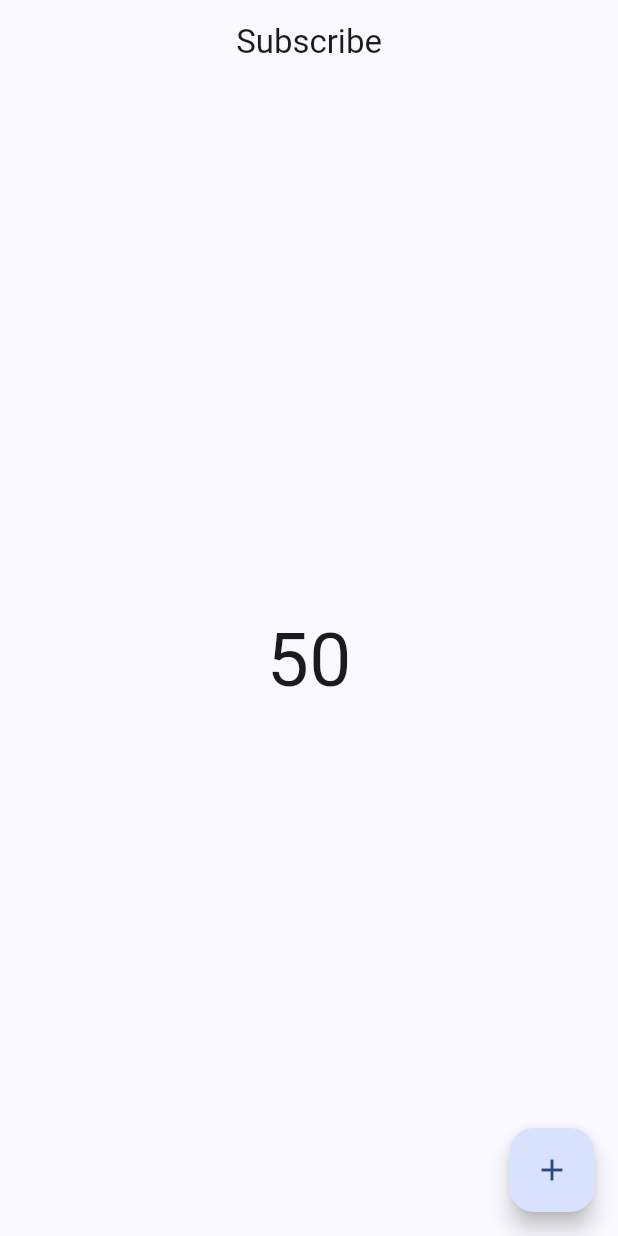
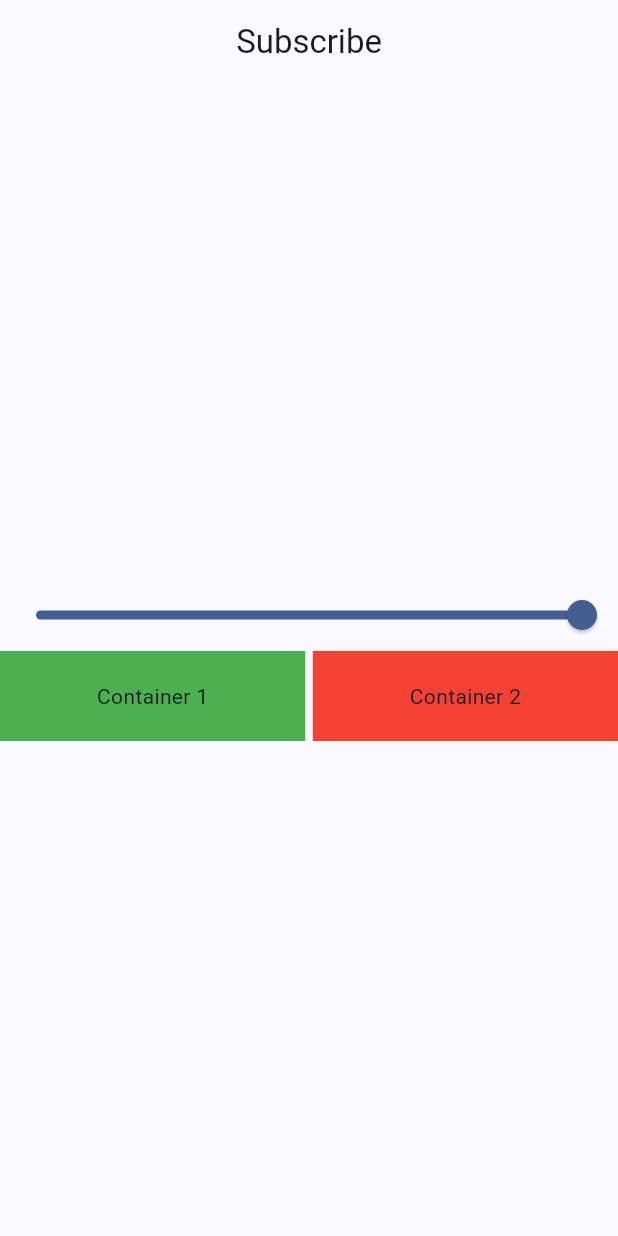
Before and after one commit to shahadat-coder/Provider-State-Management, a Flutter app: the first screen one second after launch, on a phone screen of 412 x 824 dp. Run offline on Flutter 3.47's test engine with Material 3 defaults, Android fonts, the phone set to English and light mode, and no system bars.

Commit message:
Multi provider in flutter

```diff
--- a/lib/main.dart
+++ b/lib/main.dart
@@ -1,7 +1,8 @@
 import 'package:flutter/material.dart';
 import 'package:provider/provider.dart';
 import 'package:provider_state_management/provider/count_provider.dart';
-import 'package:provider_state_management/screens/count_example.dart';
+import 'package:provider_state_management/provider/example_one_provider.dart';
+import 'package:provider_state_management/screens/example_one.dart';
 
 
 void main() {
@@ -14,8 +15,11 @@ class MyApp extends StatelessWidget {
 
   @override
   Widget build(BuildContext context) {
-    return ChangeNotifierProvider(
-        create:(_)=> CounterProvider(),
+    return MultiProvider(
+      providers: [
+        ChangeNotifierProvider(create: (_)=> CounterProvider()),
+        ChangeNotifierProvider(create: (_)=> ExampleOneProvider()),
+      ],
       child: MaterialApp(
         debugShowCheckedModeBanner: false,
         title: 'Flutter Demo',
@@ -23,7 +27,7 @@ class MyApp extends StatelessWidget {
           colorScheme: ColorScheme.fromSeed(seedColor: Colors.blueAccent),
           useMaterial3: true,
         ),
-        home:  const CountExample(),
+        home:  const ExampleOneScreen(),
       ),
     );
 
--- /dev/null
+++ b/lib/provider/example_one_provider.dart
@@ -0,0 +1,12 @@
+import 'package:flutter/foundation.dart';
+
+
+class ExampleOneProvider with ChangeNotifier{
+  double _value = 1.0;
+  double get value => _value;
+
+  void setValue(double val){
+    _value = val;
+    notifyListeners();
+  }
+}
--- a/lib/screens/count_example.dart
+++ b/lib/screens/count_example.dart
@@ -35,7 +35,7 @@ class _CountExampleState extends State<CountExample> {
         child: Consumer<CounterProvider>(builder: (context,value,child){
           print('only this widget builds');
           return Text(value.count.toString(),
-            style: TextStyle(
+            style: const TextStyle(
               fontSize: 50,
             ),
           );
--- /dev/null
+++ b/lib/screens/example_one.dart
@@ -0,0 +1,70 @@
+import 'package:flutter/material.dart';
+import 'package:provider/provider.dart';
+import 'package:provider_state_management/provider/example_one_provider.dart';
+
+class ExampleOneScreen extends StatefulWidget {
+  const ExampleOneScreen({super.key});
+
+  @override
+  State<ExampleOneScreen> createState() => _ExampleOneScreenState();
+}
+
+class _ExampleOneScreenState extends State<ExampleOneScreen> {
+  @override
+  Widget build(BuildContext context) {
+    print(build);
+    return Scaffold(
+      appBar: AppBar(
+        centerTitle: true,
+        title: const Text('Subscribe'),
+      ),
+      body: Column(
+        mainAxisAlignment: MainAxisAlignment.center,
+        children: [
+          Consumer<ExampleOneProvider>(builder: (context, value, child){
+            return Slider(
+                min: 0,
+                max: 1,
+                value: value.value, onChanged: (val){
+              value.setValue(val);
+            });
+          }),
+
+          Consumer<ExampleOneProvider>(builder: (context, value, child){
+            return Row(
+              children: [
+                Expanded(
+                  child: InkWell(
+                    onTap: (){},
+                    child: Container(
+                      height: 60,
+                      decoration: BoxDecoration(
+                          color: Colors.green.withOpacity(value.value)
+                      ),
+                      child: const Center(child: Text('Container 1')),
+                    ),
+                  ),
+                ),
+                const SizedBox(width: 5,),
+                Expanded(
+                  child: InkWell(
+                    onTap: (){},
+                    child: Container(
+                      height: 60,
+                      decoration: BoxDecoration(
+                          color: Colors.red.withOpacity(value.value)
+                      ),
+                      child: const Center(child: Text('Container 2')),
+                    ),
+                  ),
+                ),
+              ],
+            );
+          }),
+
+
+        ],
+      ),
+    );
+  }
+}
```
